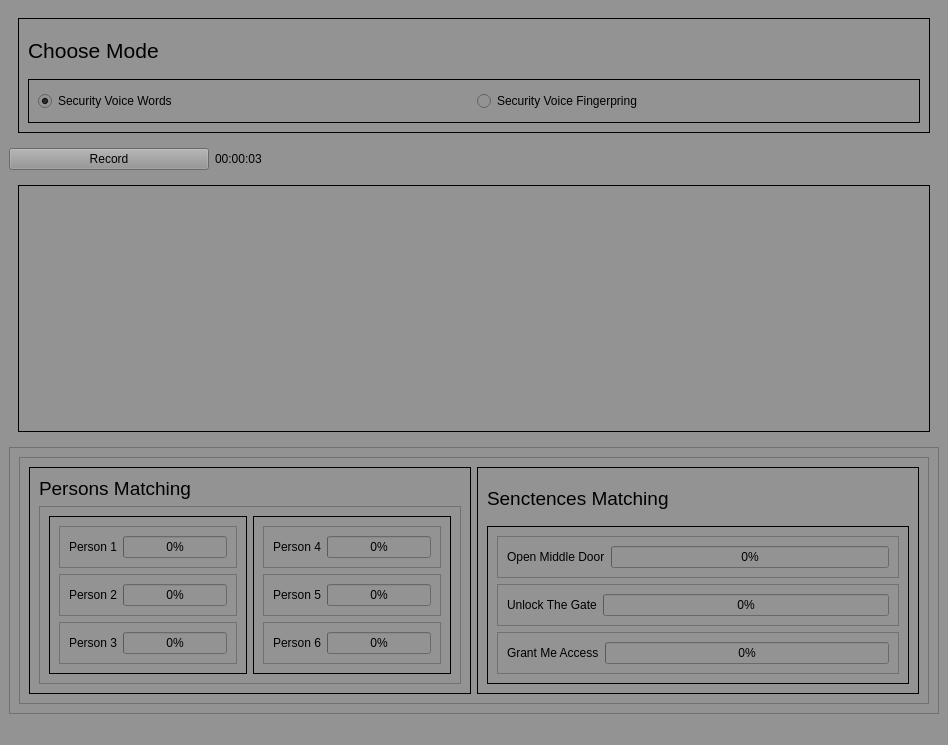
This is GUI.ui in shehab400/Security-Voice-code-Access as Qt 5 draws it before an edit. The edited form follows.
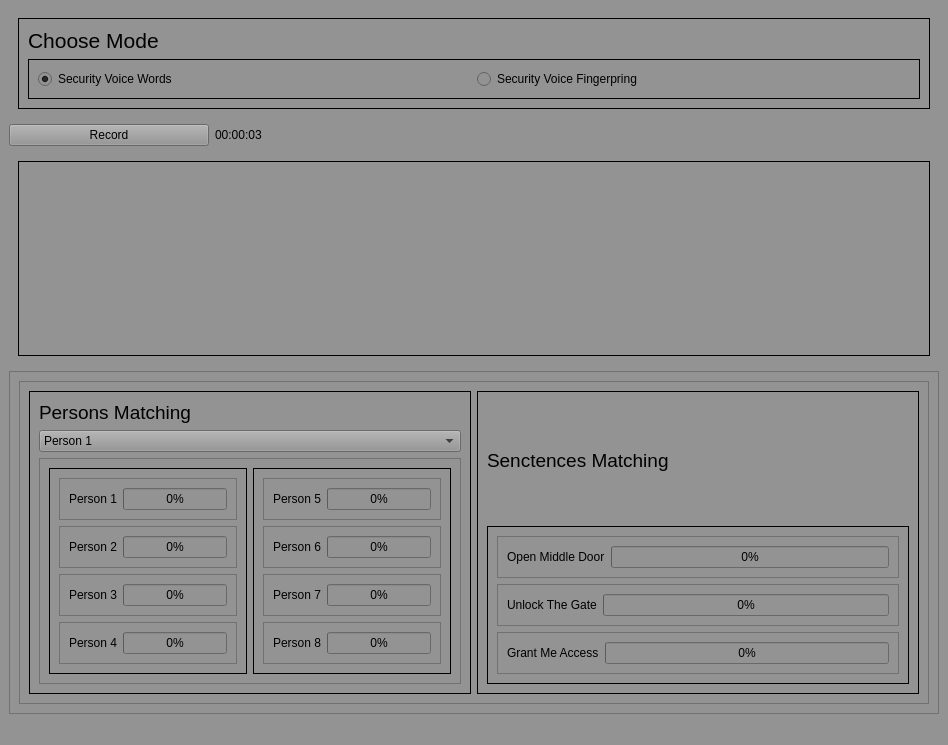
This is the edited form. Icons and pictures are not drawn.

```diff
--- a/GUI.ui
+++ b/GUI.ui
@@ -99,6 +99,50 @@
                </property>
               </widget>
              </item>
+             <item>
+              <widget class="QComboBox" name="comboBox">
+               <item>
+                <property name="text">
+                 <string>Person 1</string>
+                </property>
+               </item>
+               <item>
+                <property name="text">
+                 <string>Person 2</string>
+                </property>
+               </item>
+               <item>
+                <property name="text">
+                 <string>Person 3</string>
+                </property>
+               </item>
+               <item>
+                <property name="text">
+                 <string>Person 4</string>
+                </property>
+               </item>
+               <item>
+                <property name="text">
+                 <string>Person 5</string>
+                </property>
+               </item>
+               <item>
+                <property name="text">
+                 <string>Person 6</string>
+                </property>
+               </item>
+               <item>
+                <property name="text">
+                 <string>Person 7</string>
+                </property>
+               </item>
+               <item>
+                <property name="text">
+                 <string>Person 8</string>
+                </property>
+               </item>
+              </widget>
+             </item>
              <item>
               <widget class="QFrame" name="frame_4">
                <property name="frameShape">
@@ -198,6 +242,32 @@
                      </layout>
                     </widget>
                    </item>
+                   <item>
+                    <widget class="QFrame" name="frame_23">
+                     <property name="frameShape">
+                      <enum>QFrame::StyledPanel</enum>
+                     </property>
+                     <property name="frameShadow">
+                      <enum>QFrame::Raised</enum>
+                     </property>
+                     <layout class="QHBoxLayout" name="horizontalLayout_7">
+                      <item>
+                       <widget class="QLabel" name="label_11">
+                        <property name="text">
+                         <string>Person 4</string>
+                        </property>
+                       </widget>
+                      </item>
+                      <item>
+                       <widget class="QProgressBar" name="progressBar">
+                        <property name="value">
+                         <number>0</number>
+                        </property>
+                       </widget>
+                      </item>
+                     </layout>
+                    </widget>
+                   </item>
                   </layout>
                  </widget>
                 </item>
@@ -225,7 +295,7 @@
                       <item>
                        <widget class="QLabel" name="label_8">
                         <property name="text">
-                         <string>Person 4</string>
+                         <string>Person 5</string>
                         </property>
                        </widget>
                       </item>
@@ -251,7 +321,7 @@
                       <item>
                        <widget class="QLabel" name="label_9">
                         <property name="text">
-                         <string>Person 5</string>
+                         <string>Person 6</string>
                         </property>
                        </widget>
                       </item>
@@ -277,7 +347,7 @@
                       <item>
                        <widget class="QLabel" name="label_10">
                         <property name="text">
-                         <string>Person 6</string>
+                         <string>Person 7</string>
                         </property>
                        </widget>
                       </item>
@@ -291,6 +361,32 @@
                      </layout>
                     </widget>
                    </item>
+                   <item>
+                    <widget class="QFrame" name="frame_24">
+                     <property name="frameShape">
+                      <enum>QFrame::StyledPanel</enum>
+                     </property>
+                     <property name="frameShadow">
+                      <enum>QFrame::Raised</enum>
+                     </property>
+                     <layout class="QHBoxLayout" name="horizontalLayout_11">
+                      <item>
+                       <widget class="QLabel" name="label_12">
+                        <property name="text">
+                         <string>Person 8</string>
+                        </property>
+                       </widget>
+                      </item>
+                      <item>
+                       <widget class="QProgressBar" name="progressBar_2">
+                        <property name="value">
+                         <number>0</number>
+                        </property>
+                       </widget>
+                      </item>
+                     </layout>
+                    </widget>
+                   </item>
                   </layout>
                  </widget>
                 </item>
```
